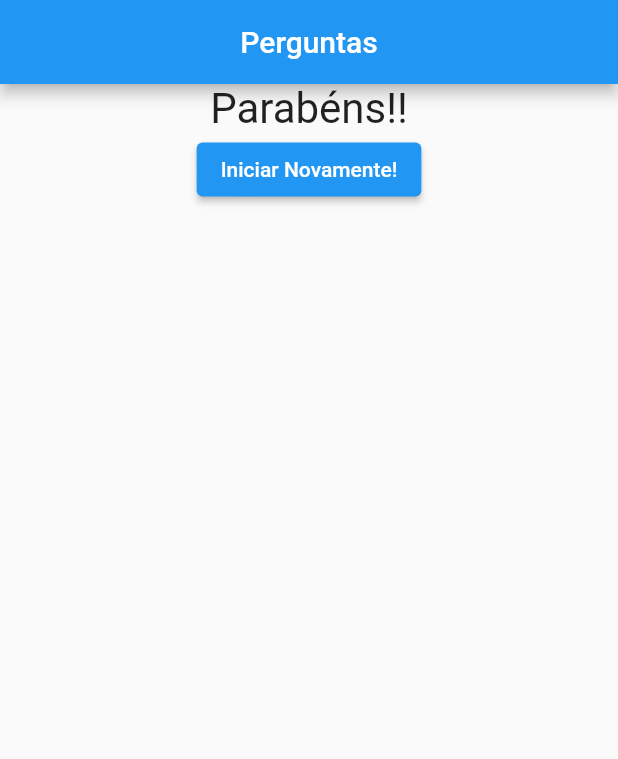
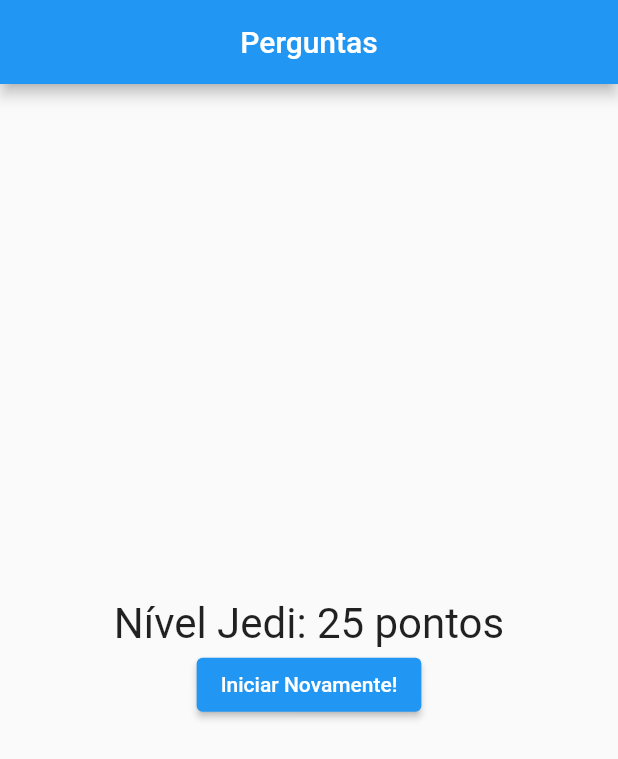
Before and after one commit to davidu2d/project_flutter, a Flutter app: the screen it shows after launch, after a tap on "Preto", after a tap on "Cobra", after a tap on "Maria", on a phone screen of 412 x 824 dp. Shown: the top 759 px of the screen. Run offline on Flutter 3.47's test engine with Material 2 defaults, Android fonts, the phone set to English and light mode, and no system bars.

```diff
--- a/lib/main.dart
+++ b/lib/main.dart
@@ -1,30 +1,47 @@
 import 'package:flutter/material.dart';
-import './questao.dart';
-import './resposta.dart';
+import 'package:projeto_perguntas/questionario.dart';
+import './resultado.dart';
 
 void main(List<String> args) => runApp(PerguntaApp());
 
 class _PerguntaAppState extends State<PerguntaApp> {
   var _perguntaSelecionada = 0;
+  var _pontuacaoTotal = 0;
   final _perguntas = const [
     {
       'texto': 'Qual a sua cor favorita?',
-      'respostas': ['Preto', 'Vermelho', 'Verde', 'Branco'],
+      'respostas': [
+        {'texto': 'Preto', 'pontuacao': 10},
+        {'texto': 'Vermelho', 'pontuacao': 5},
+        {'texto': 'Verde', 'pontuacao': 3},
+        {'texto': 'Branco', 'pontuacao': 1},
+      ],
     },
     {
       'texto': 'Qual o seu animal favorito?',
-      'respostas': ['Coelho', 'Cobra', 'Elefante', 'Leão'],
+      'respostas': [
+        {'texto': 'Coelho', 'pontuacao': 10},
+        {'texto': 'Cobra', 'pontuacao': 5},
+        {'texto': 'Elefante', 'pontuacao': 3},
+        {'texto': 'Leão', 'pontuacao': 1},
+      ],
     },
     {
       'texto': 'Qual é o seu instrutor favorito?',
-      'respostas': ['Maria', 'João', 'Leo', 'Pedro'],
+      'respostas': [
+        {'texto': 'Maria', 'pontuacao': 10},
+        {'texto': 'João', 'pontuacao': 5},
+        {'texto': 'Leo', 'pontuacao': 3},
+        {'texto': 'Pedro', 'pontuacao': 1},
+      ],
     },
   ];
 
-  void _responder() {
+  void _responder(int pontuacao) {
     if (temPerguntaSelecionada) {
       setState(() {
         _perguntaSelecionada++;
+        _pontuacaoTotal += pontuacao;
       });
     }
   }
@@ -36,15 +53,12 @@ class _PerguntaAppState extends State<PerguntaApp> {
   void _resetForm() {
     setState(() {
       _perguntaSelecionada = 0;
+      _pontuacaoTotal = 0;
     });
   }
 
   @override
   Widget build(BuildContext context) {
-    List<String> respostas = temPerguntaSelecionada
-        ? _perguntas[_perguntaSelecionada].cast()['respostas']
-        : [];
-
     return MaterialApp(
         home: Scaffold(
       appBar: AppBar(
@@ -52,25 +66,11 @@ class _PerguntaAppState extends State<PerguntaApp> {
         centerTitle: true,
       ),
       body: temPerguntaSelecionada
-          ? Column(
-              children: <Widget>[
-                Questao(_perguntas[_perguntaSelecionada]['texto'].toString()),
-                ...respostas.map((e) => Resposta(e, _responder)).toList(),
-              ],
-            )
-          : Center(
-              child: Column(children: [
-                Text(
-                  'Parabéns!!',
-                  style: TextStyle(fontSize: 28),
-                ),
-                ElevatedButton(
-                    onPressed: _resetForm,
-                    child: Text("Iniciar Novamente!"),
-                    style:
-                        ElevatedButton.styleFrom(backgroundColor: Colors.blue)),
-              ]),
-            ),
+          ? Questionario(
+              perguntas: _perguntas,
+              perguntaSelecionada: _perguntaSelecionada,
+              responder: _responder)
+          : Resultado(_pontuacaoTotal, _resetForm),
     ));
   }
 }
--- /dev/null
+++ b/lib/questionario.dart
@@ -0,0 +1,40 @@
+import 'package:flutter/material.dart';
+import './questao.dart';
+import './resposta.dart';
+
+class Questionario extends StatelessWidget {
+  final List<Map<String, Object>> perguntas;
+  final int perguntaSelecionada;
+  final void Function(int) responder;
+
+  Questionario({
+    required this.perguntas,
+    required this.perguntaSelecionada,
+    required this.responder,
+  });
+
+  bool get temPerguntaSelecionada {
+    return perguntaSelecionada < perguntas.length;
+  }
+
+  @override
+  Widget build(BuildContext context) {
+    List<Map<String, Object>> respostas = temPerguntaSelecionada
+        ? perguntas[perguntaSelecionada].cast()['respostas']
+        : [];
+
+    return Column(
+      children: <Widget>[
+        Questao(perguntas[perguntaSelecionada]['texto'].toString()),
+        ...respostas
+            .map(
+              (resp) => Resposta(
+                resp['texto'].toString(),
+                () => responder(int.parse(resp['pontuacao'].toString())),
+              ),
+            )
+            .toList(),
+      ],
+    );
+  }
+}
--- /dev/null
+++ b/lib/resultado.dart
@@ -0,0 +1,38 @@
+import 'package:flutter/material.dart';
+
+class Resultado extends StatelessWidget {
+  final int pontuacao;
+  final void Function() reset;
+  Resultado(this.pontuacao, this.reset);
+
+  String get fraseResultado {
+    if (pontuacao < 8) {
+      return 'Parabéns: $pontuacao pontos';
+    } else if (pontuacao < 12) {
+      return 'Você é bom: $pontuacao pontos';
+    } else if (pontuacao < 16) {
+      return 'Impressionante: $pontuacao pontos';
+    } else {
+      return 'Nível Jedi: $pontuacao pontos';
+    }
+  }
+
+  @override
+  Widget build(BuildContext context) {
+    return Column(
+      mainAxisAlignment: MainAxisAlignment.center,
+      children: [
+        Center(
+          child: Text(
+            fraseResultado,
+            style: TextStyle(fontSize: 28),
+          ),
+        ),
+        ElevatedButton(
+            onPressed: reset,
+            child: Text("Iniciar Novamente!"),
+            style: ElevatedButton.styleFrom(backgroundColor: Colors.blue))
+      ],
+    );
+  }
+}
```
